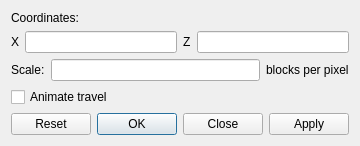
Above: src/gotodialog.ui from DUzzL/Seed-Atlas before the change. Below: the same form after it.
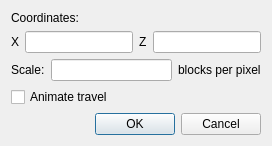
That is the form after the change. Icons and pictures are not drawn.

Patch:
```diff
--- a/src/gotodialog.ui
+++ b/src/gotodialog.ui
@@ -107,7 +107,7 @@
       <enum>Qt::Horizontal</enum>
      </property>
      <property name="standardButtons">
-      <set>QDialogButtonBox::Apply|QDialogButtonBox::Close|QDialogButtonBox::Ok|QDialogButtonBox::Reset</set>
+      <set>QDialogButtonBox::Cancel|QDialogButtonBox::Ok</set>
      </property>
     </widget>
    </item>
```
Left out of the diff: 4 changed lines with no effect on the pictures.
